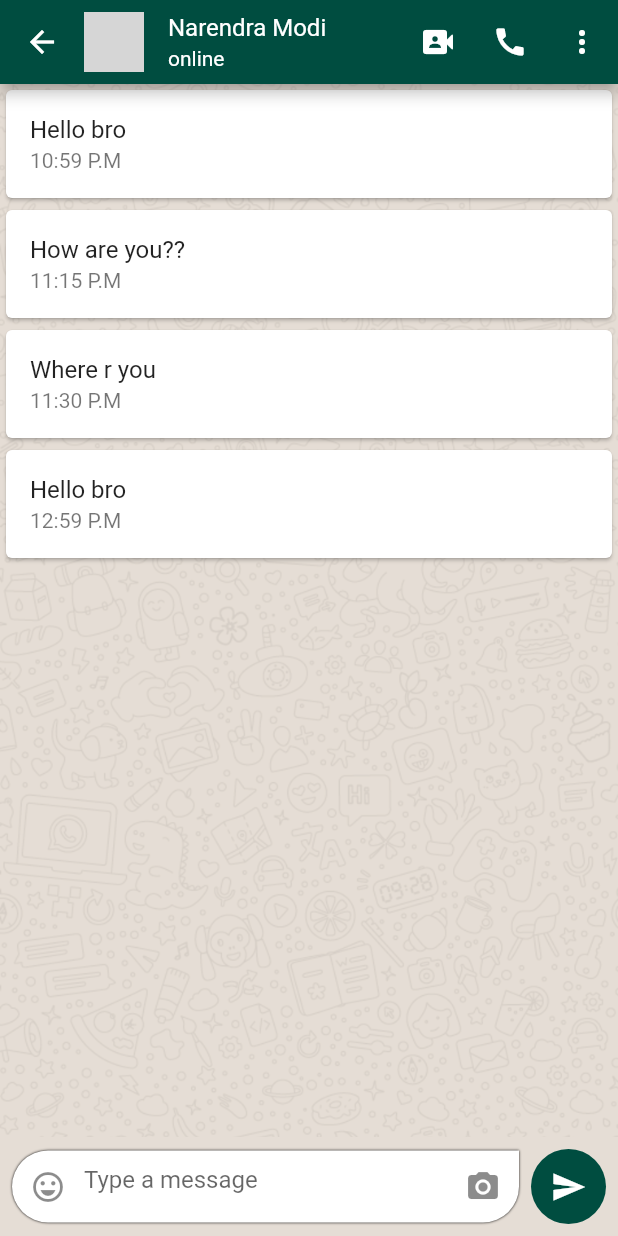
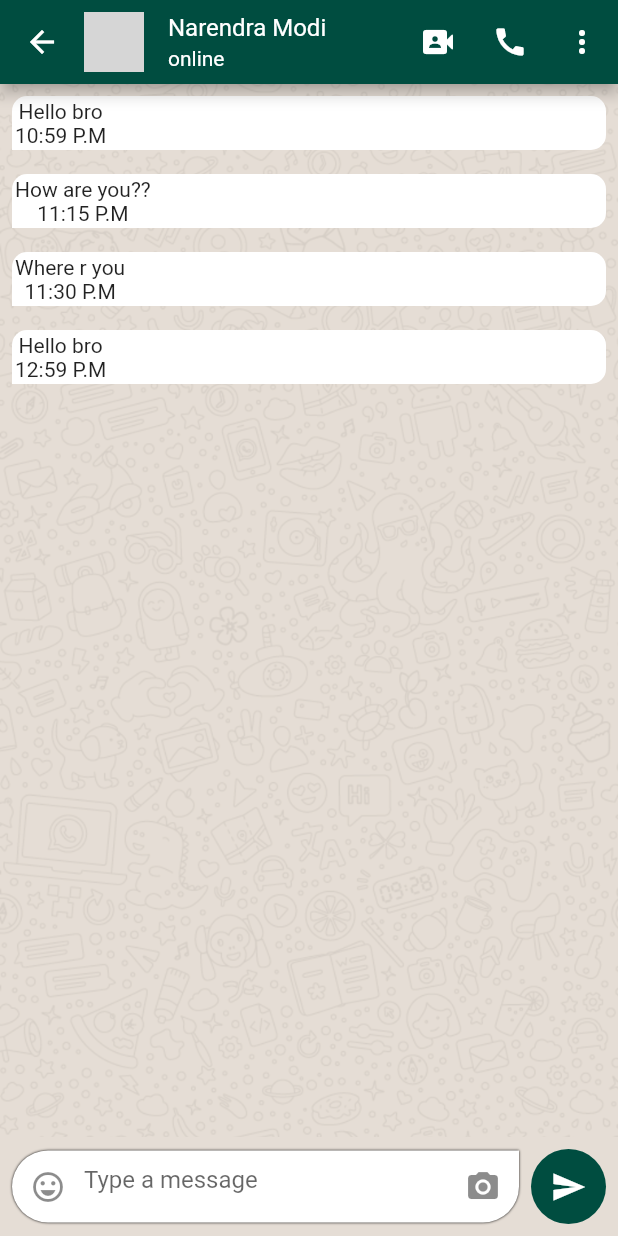
Before and after one commit to cyblogerz/Whatsapp-UI-Clone, a Flutter app: the screen it shows after launch, after a tap on "Narendra Modi", on a phone screen of 412 x 824 dp. Run offline on Flutter 3.47's test engine with Material 2 defaults, Android fonts, the phone set to English and light mode, and no system bars; our stand-ins replace cached_network_image; missing offline and left inert: circular_reveal_animation, story; network calls fail; grey boxes are pictures that could not be loaded.

Commit message:
Updated chat tiles

```diff
--- a/lib/screens/chat_home.dart
+++ b/lib/screens/chat_home.dart
@@ -15,7 +15,7 @@ class ChatHome extends StatelessWidget {
     final data = Provider.of<DataProvider>(context);
     final users = data.getUsers();
     return Scaffold(
-      body: ListView.builder(
+      body: ListView.separated(
         itemCount: chatTiles.length,
         itemBuilder: (context, index) => ChangeNotifierProvider.value(
             value: users[index],
@@ -24,6 +24,9 @@ class ChatHome extends StatelessWidget {
               lastmsg: data.getLastmsg(users[index].id),
               time: data.getTime(users[index].id),
             )),
+        separatorBuilder: (BuildContext context, int index) {
+          return Divider();
+        },
       ),
     );
   }
--- a/lib/widgets/message_tile.dart
+++ b/lib/widgets/message_tile.dart
@@ -8,11 +8,29 @@ class MessageTile extends StatelessWidget {
 
   @override
   Widget build(BuildContext context) {
-    return Card(
-      child: ListTile(
-        title: Text(msg.msg),
-        subtitle: Text(msg.time),
-      ),
+    return Padding(
+      padding: const EdgeInsets.all(8.0),
+      child: Container(
+          alignment: msg.isMe ? Alignment.centerRight : Alignment.centerLeft,
+          child: Column(
+            children: <Widget>[
+              Text(msg.msg),
+              Text(msg.time),
+            ],
+          ),
+
+          //Create a whatsapp chat like message bubble,
+          //with a triangle at the end
+          padding: EdgeInsets.all(2),
+          decoration: BoxDecoration(
+            color: msg.isMe ? Color(0xffE1FFC7) : Colors.white,
+            borderRadius: BorderRadius.only(
+              topLeft: Radius.circular(10),
+              topRight: Radius.circular(10),
+              bottomLeft: msg.isMe ? Radius.circular(10) : Radius.circular(0),
+              bottomRight: msg.isMe ? Radius.circular(0) : Radius.circular(10),
+            ),
+          )),
     );
   }
 }
```
